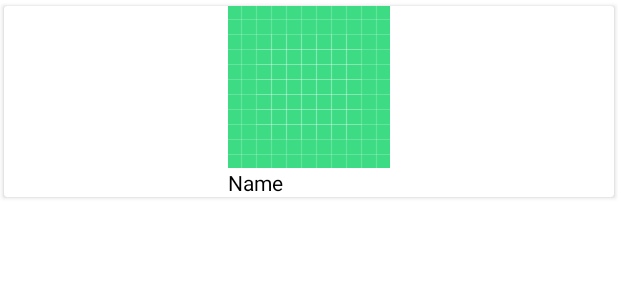
After one commit to ewelynKetlyn/RickAndMorty, an Android app: the layout rv_item.xml on its own in the app's theme, with its tools: preview values and no code run, on a phone screen of 412 x 824 dp. The commit adds this screen. Shown: the top 300 px of the screen. Run offline under Robolectric (Android 15) with nearby library versions, the phone set to English and light mode, and no system bars.

Commit message:
Commit com a implemtentação do adaptador e recycler view

```diff
--- /dev/null
+++ b/app/src/main/res/layout/rv_item.xml
@@ -0,0 +1,36 @@
+<?xml version="1.0" encoding="utf-8"?>
+<androidx.cardview.widget.CardView xmlns:android="http://schemas.android.com/apk/res/android"
+    xmlns:app="http://schemas.android.com/apk/res-auto"
+    xmlns:tools="http://schemas.android.com/tools"
+    android:layout_width="match_parent"
+    android:layout_height="wrap_content"
+    app:cardUseCompatPadding="true">
+
+    <androidx.constraintlayout.widget.ConstraintLayout
+        android:layout_width="wrap_content"
+        android:layout_height="match_parent"
+        android:layout_gravity="center">
+
+        <ImageView
+            android:scaleType="centerCrop"
+            android:id="@+id/image"
+            android:src="@drawable/ic_launcher_background"
+            app:layout_constraintTop_toTopOf="parent"
+            app:layout_constraintStart_toStartOf="parent"
+            android:layout_width="wrap_content"
+            android:layout_height="wrap_content"/>
+
+        <TextView
+            android:id="@+id/name"
+            tools:text="Name"
+            android:textSize="14sp"
+            android:textColor="@color/black"
+            app:layout_constraintTop_toBottomOf="@id/image"
+            app:layout_constraintStart_toStartOf="@id/image"
+            app:layout_constraintEnd_toEndOf="@id/image"
+            android:layout_width="0dp"
+            android:layout_height="wrap_content"/>
+
+    </androidx.constraintlayout.widget.ConstraintLayout>
+
+</androidx.cardview.widget.CardView>
```
Also changed, not shown: app/src/main/java/com/example/rickandmorty/MainActivity.kt (+10 -0 lines), app/src/main/java/com/example/rickandmorty/MainAdapter.kt (added, +38 -0 lines), app/src/main/res/layout/activity_main.xml (+4 -6 lines).
